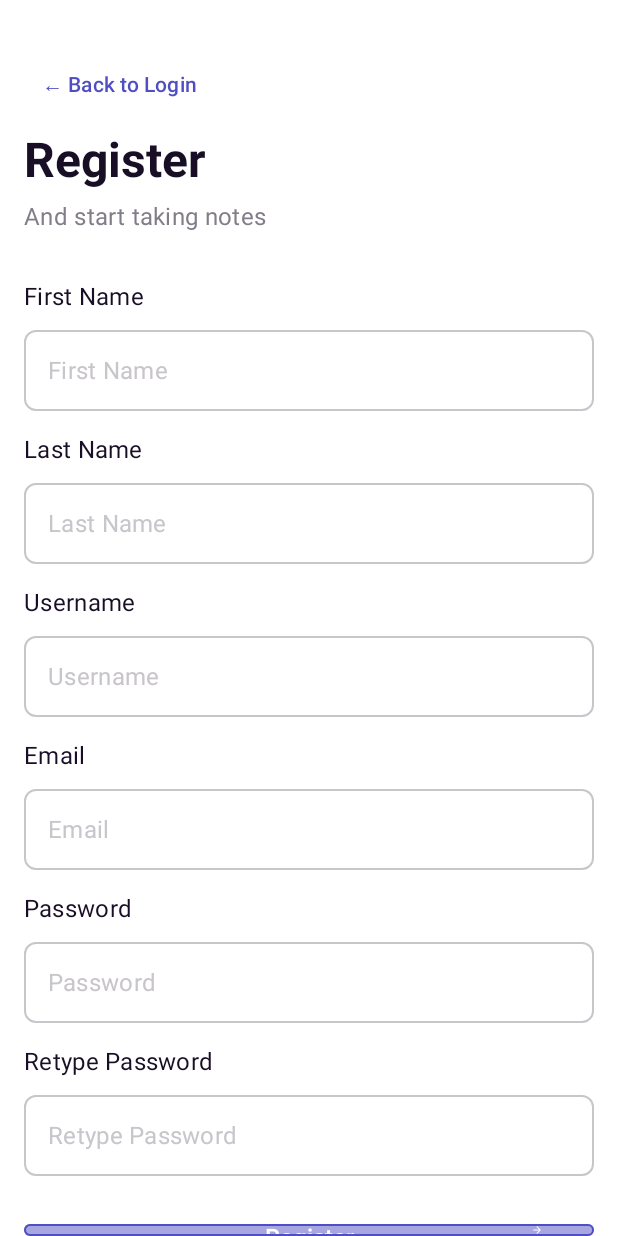
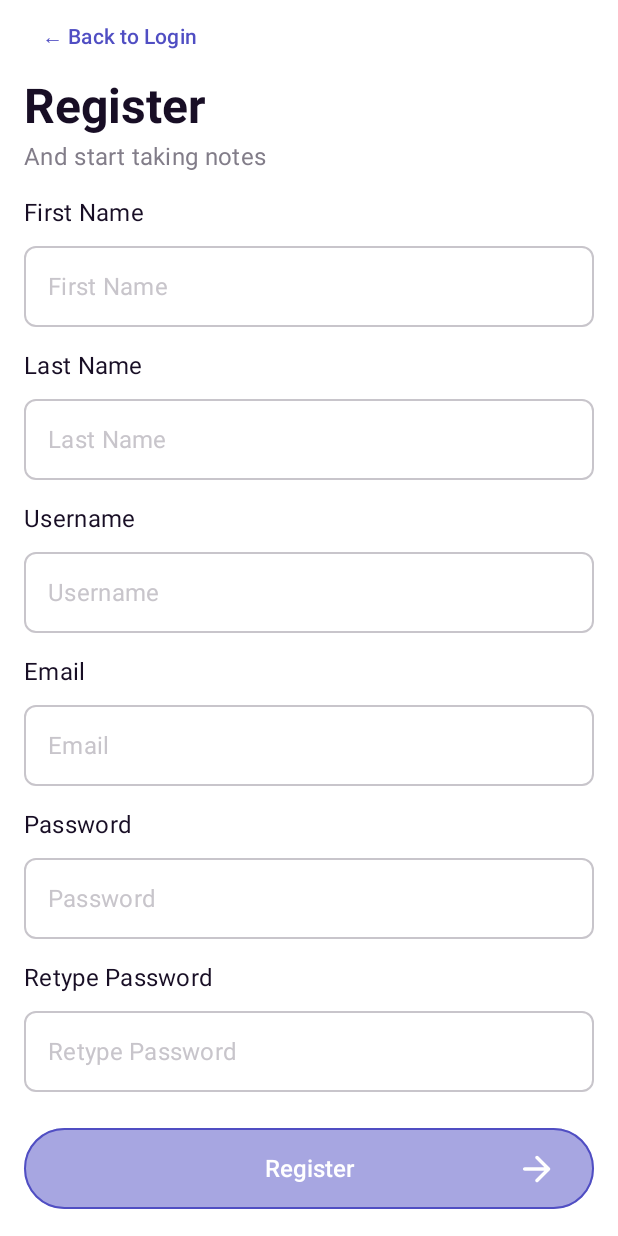
Before and after one commit to AliMajidi1/simplenote, an Android app built with Jetpack Compose: the RegisterScreen screen opened through its navigation route, on a phone screen of 412 x 824 dp. Run offline under Robolectric (Android 15) with nearby library versions, the phone set to English and light mode, and no system bars.

Commit message:
Enhance Register and Login screens; improve spacing, add scroll functionality, and refine error handling in registration process

```diff
--- a/app/src/main/java/com/example/simplenote/ui/screens/LoginScreen.kt
+++ b/app/src/main/java/com/example/simplenote/ui/screens/LoginScreen.kt
@@ -226,9 +226,8 @@ fun LoginScreen(
                         .background(Color(0xFFEFEEF0))
                 )
             }
-            Spacer(modifier = Modifier.height(16.dp))
+            Spacer(modifier = Modifier.height(10.dp))
 
-            // Footer
             Box(modifier = Modifier.fillMaxWidth(), contentAlignment = Alignment.Center) {
                 TextButton(onClick = onNavigateRegister) {
                     Text(text = "Don't have an account? Register here")
--- a/app/src/main/java/com/example/simplenote/ui/screens/RegisterScreen.kt
+++ b/app/src/main/java/com/example/simplenote/ui/screens/RegisterScreen.kt
@@ -1,6 +1,7 @@
 package com.example.simplenote.ui.screens
 
 import androidx.compose.foundation.layout.*
+import androidx.compose.foundation.rememberScrollState
 import androidx.compose.foundation.text.KeyboardOptions
 import androidx.compose.material3.*
 import androidx.compose.runtime.*
@@ -21,6 +22,8 @@ import com.example.simplenote.data.remote.AuthApi
 import com.example.simplenote.ui.components.PrimaryPillButton
 import org.koin.compose.getKoin
 import androidx.compose.ui.text.font.FontWeight
+import androidx.compose.foundation.verticalScroll
+import androidx.compose.runtime.remember
 
 @Composable
 fun RegisterScreen(
@@ -42,14 +45,15 @@ fun RegisterScreen(
             modifier = Modifier
                 .fillMaxSize()
                 .padding(padding)
-                .padding(start = 16.dp, end = 16.dp, top = 32.dp)
-                .systemBarsPadding(),
+                .padding(start = 16.dp, end = 16.dp, top = 0.dp)
+                .verticalScroll(rememberScrollState()), // Make scrollable
             verticalArrangement = Arrangement.Top
         ) {
             TextButton(onClick = onBackToLogin) {
                 Text(text = stringResource(R.string.back_to_login))
             }
-            Spacer(modifier = Modifier.height(8.dp))
+            // Remove top Spacer, keep only minimal spacing
+            Spacer(modifier = Modifier.height(4.dp))
             Text(
                 text = stringResource(R.string.register_title),
                 fontSize = 32.sp,
@@ -57,7 +61,7 @@ fun RegisterScreen(
                 style = MaterialTheme.typography.headlineLarge.copy(fontWeight = FontWeight.Bold),
                 lineHeight = 38.sp
             )
-            Spacer(modifier = Modifier.height(8.dp))
+            Spacer(modifier = Modifier.height(4.dp))
             Text(
                 text = stringResource(R.string.register_subtitle),
                 fontSize = 16.sp,
@@ -65,7 +69,7 @@ fun RegisterScreen(
                 style = MaterialTheme.typography.bodyMedium,
                 lineHeight = 22.sp
             )
-            Spacer(modifier = Modifier.height(32.dp))
+            Spacer(modifier = Modifier.height(16.dp)) // Reduce space before fields
 
             // First Name
             Text(
@@ -347,8 +351,7 @@ fun RegisterScreen(
                     modifier = Modifier.padding(top = 4.dp)
                 )
             }
-            Spacer(modifier = Modifier.height(32.dp))
-
+            Spacer(modifier = Modifier.height(24.dp)) // Reduce space before Register button
             PrimaryPillButton(
                 text = stringResource(R.string.register_cta),
                 onClick = { viewModel.submit(onRegisterSuccess) },
@@ -359,7 +362,7 @@ fun RegisterScreen(
                 containerColor = Color(0xFF504EC3),
                 contentColor = Color.White
             )
-
+            Spacer(modifier = Modifier.height(10.dp))
             Box(modifier = Modifier.fillMaxWidth(), contentAlignment = Alignment.Center) {
                 TextButton(onClick = onBackToLogin) {
                     Text(text = stringResource(R.string.already_have_account))
```
Also changed, not shown: app/src/main/java/com/example/simplenote/ui/screens/RegisterViewModel.kt (+18 -9 lines).
